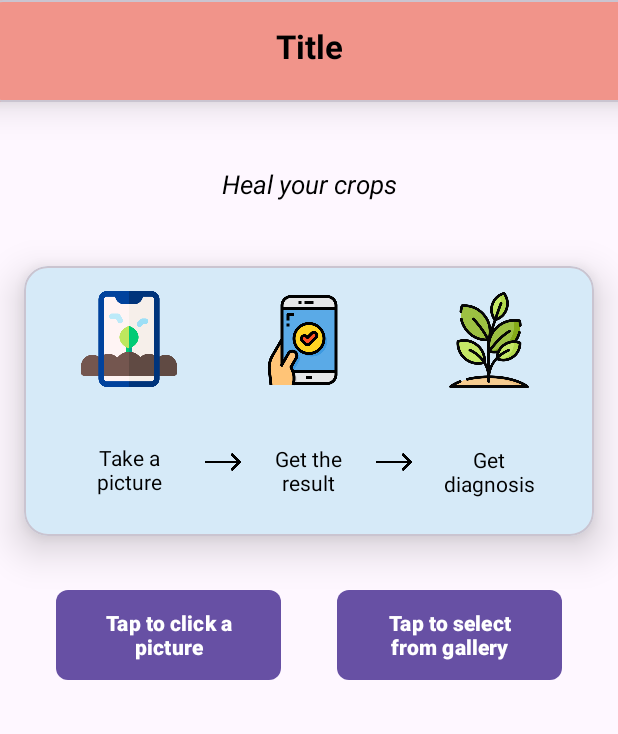
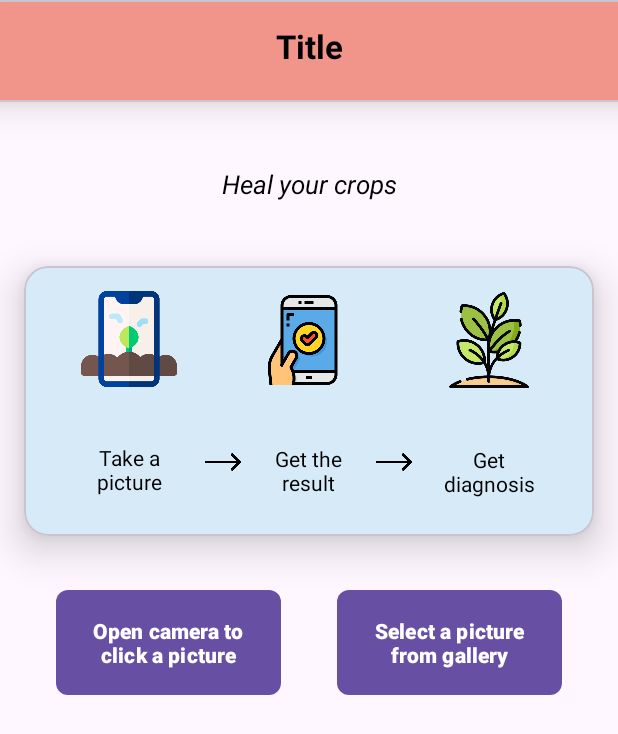
Before and after one commit to Krrish2512/Android-Application-for-Binary-Plant-Segmentation, an Android app: the screen it shows after launch (MainActivity), on a phone screen of 412 x 824 dp. Shown: the top 734 px of the screen. Run offline under Robolectric (Android 15) with nearby library versions, the phone set to English and light mode, and no system bars; pictures from the network do not load.

Commit message:
Working application

```diff
--- a/app/src/main/java/com/example/dicp/MainActivity.kt
+++ b/app/src/main/java/com/example/dicp/MainActivity.kt
@@ -129,6 +129,7 @@ class MainActivity : AppCompatActivity() {
                 override fun onFailure(call: Call, e: IOException) {
                     runOnUiThread {
                         Toast.makeText(applicationContext, "Failed to connect to the server", Toast.LENGTH_SHORT).show()
+                        imageView1.setImageDrawable(null)
                     }
                 }
 
--- a/app/src/main/res/layout/activity_main.xml
+++ b/app/src/main/res/layout/activity_main.xml
@@ -172,12 +172,12 @@
     <Button
         android:id="@+id/cameraButton"
         android:layout_width="150dp"
-        android:layout_height="60dp"
+        android:layout_height="70dp"
         android:layout_marginTop="36dp"
         android:background="@drawable/rounded_button_background"
         android:elevation="16dp"
         android:onClick="takePhoto"
-        android:text="Tap to click a picture"
+        android:text="Open camera to click a picture"
         android:textStyle="bold"
         app:layout_constraintHorizontal_bias="0.194"
         app:layout_constraintLeft_toLeftOf="parent"
@@ -187,7 +187,7 @@
 
     <Button
         android:layout_width="150dp"
-        android:layout_height="60dp"
+        android:layout_height="70dp"
         android:id="@+id/galleryButton"
         app:layout_constraintLeft_toRightOf="@id/cameraButton"
         app:layout_constraintRight_toRightOf="parent"
@@ -196,20 +196,20 @@
         android:textStyle="bold"
         android:elevation="16dp"
         android:background="@drawable/rounded_button_background"
-        android:text="Tap to select from gallery"
+        android:text="Select a picture from gallery"
         />
 
 
     <ImageView
+        android:id="@+id/imageView1"
         android:layout_width="200dp"
         android:layout_height="200dp"
-        android:id="@+id/imageView1"
-        app:layout_constraintTop_toBottomOf="@id/cameraButton"
+        android:layout_margin="16dp"
+        android:elevation="16dp"
         app:layout_constraintBottom_toBottomOf="parent"
         app:layout_constraintLeft_toLeftOf="parent"
         app:layout_constraintRight_toRightOf="parent"
-        android:layout_margin="16dp"
-        android:elevation="16dp"/>
+        app:layout_constraintTop_toBottomOf="@id/cameraButton" />
 
 
 </androidx.constraintlayout.widget.ConstraintLayout>
```
